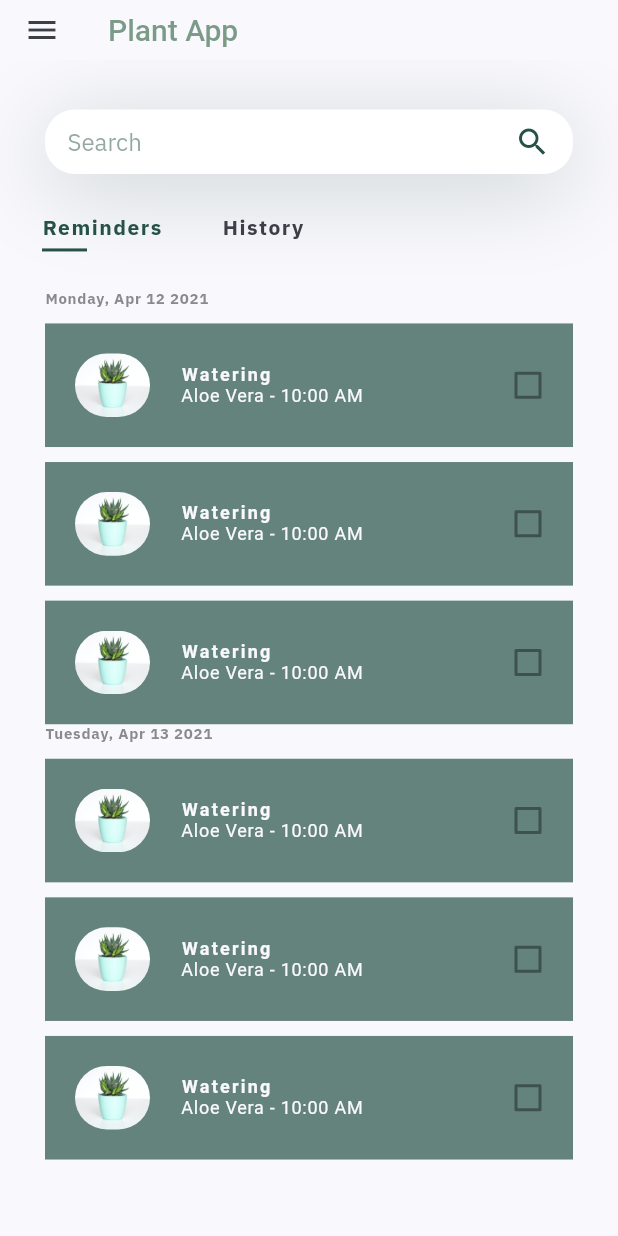
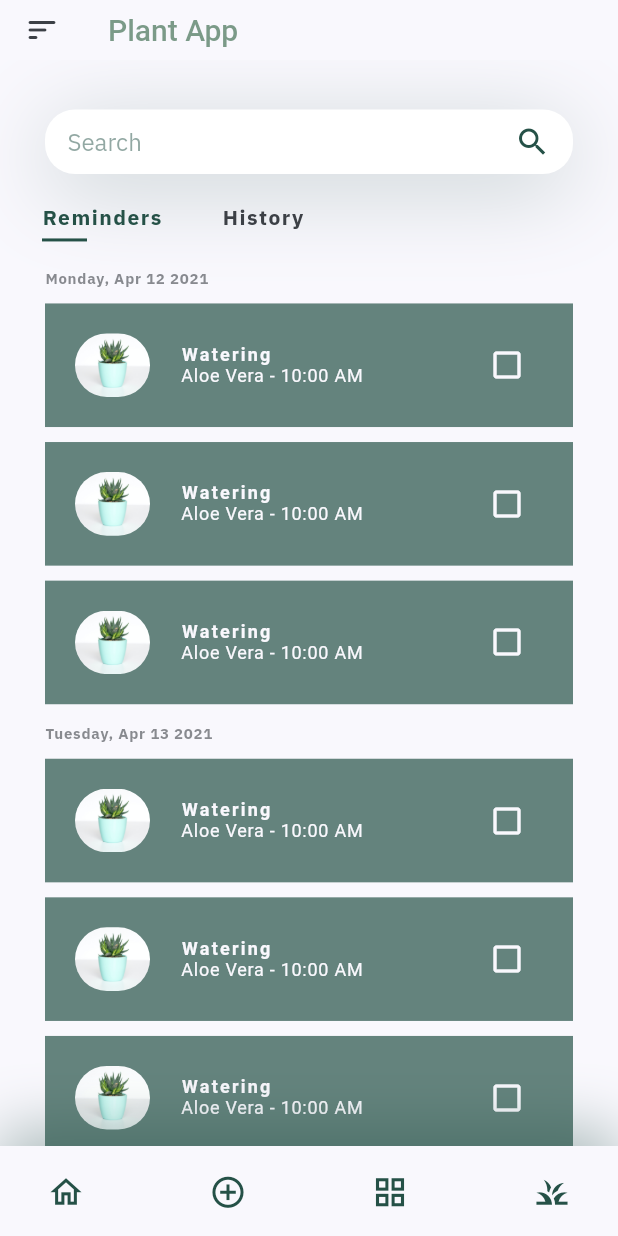
Before and after one commit to KChristelle/plant_project_summative, a Flutter app: the Reminders screen opened directly, on a phone screen of 412 x 824 dp. Run offline on Flutter 3.47's test engine with Material 2 defaults, Android fonts, the phone set to English and light mode, and no system bars; our stand-ins replace date_field, google_fonts, slider_button, sqflite, table_calendar; accounts and stored records are empty.

Commit message:
minor changes

```diff
--- a/lib/screens/details/components/plantDetails.dart
+++ b/lib/screens/details/components/plantDetails.dart
@@ -145,7 +145,7 @@ class PlantDetails extends StatelessWidget {
                   // fertilize section
                   CareOption(
                     icon: Icon(
-                      Icons.water_damage,
+                      Icons.eco_outlined,
                       size: 12,
                       color: kBackgroundColor,
                     ),
@@ -182,7 +182,7 @@ class PlantDetails extends StatelessWidget {
                       size: 12,
                       color: kBackgroundColor,
                     ),
-                    title: "Temperature",
+                    title: "Sunlight",
                     schedule: "Not Set",
                     color: sliderColor,
                     backgroundColor: sliderBackgroundColor,
--- a/lib/screens/details/components/plantImage.dart
+++ b/lib/screens/details/components/plantImage.dart
@@ -58,7 +58,7 @@ class PlantImage extends StatelessWidget {
                 ),
               ),
               child: Icon(
-                Icons.edit_rounded,
+                Icons.add_photo_alternate_rounded,
                 color: kBackgroundColor,
                 size: 16,
               ),
--- a/lib/screens/details/details.dart
+++ b/lib/screens/details/details.dart
@@ -33,6 +33,7 @@ class PlantProfile extends StatelessWidget {
           ],
         ),
       ),
+      // bottomNavigationBar: BottomNavBar(),
     );
   }
 }
--- a/lib/screens/home/homePage.dart
+++ b/lib/screens/home/homePage.dart
@@ -4,6 +4,7 @@ import 'package:plant_growth_tracking_app/screens/details/details.dart';
 import 'package:plant_growth_tracking_app/screens/home/components/body.dart';
 import 'package:plant_growth_tracking_app/screens/home/viewPlants.dart';
 import 'package:plant_growth_tracking_app/screens/login/landingPage.dart';
+import 'package:plant_growth_tracking_app/screens/reminders/reminders.dart';
 import '../../data/user.dart';
 import '../../data/db_functions.dart';
 
@@ -78,6 +79,10 @@ class AppBarHome extends StatelessWidget {
         ),
       ),
       iconTheme: IconThemeData(color: kTextColor),
+      leading: IconButton(
+        icon: Icon(Icons.sort_rounded),
+        onPressed: () => Scaffold.of(context).openDrawer(),
+      ),
     );
   }
 }
@@ -87,11 +92,12 @@ class BottomNavBar extends StatelessWidget {
   Widget build(BuildContext context) {
     return Container(
       padding: EdgeInsets.only(
-        left: kDefaultPadding * 2,
-        right: kDefaultPadding * 2,
-        bottom: kDefaultPadding,
+        top: kDefaultPadding / 2,
+        left: kDefaultPadding,
+        right: kDefaultPadding,
+        bottom: kDefaultPadding / 2,
       ),
-      height: 80,
+      height: 60,
       decoration: BoxDecoration(
         color: kBackgroundColor,
         boxShadow: [
@@ -111,13 +117,20 @@ class BottomNavBar extends StatelessWidget {
               color: kPrimaryColor,
               size: 25,
             ),
-            onPressed: () {},
+            onPressed: () {
+              Navigator.push(
+                context,
+                MaterialPageRoute(
+                  builder: (context) => HomePage(),
+                ),
+              );
+            },
           ),
           IconButton(
             icon: Icon(
-              Icons.add_circle,
+              Icons.add_circle_outline,
               color: kPrimaryColor,
-              size: 35,
+              size: 25,
             ),
             onPressed: () {
               Navigator.push(
@@ -130,11 +143,34 @@ class BottomNavBar extends StatelessWidget {
           ),
           IconButton(
             icon: Icon(
-              Icons.favorite_outline,
+              Icons.grid_view,
               color: kPrimaryColor,
               size: 25,
             ),
-            onPressed: () {},
+            onPressed: () {
+              Navigator.push(
+                context,
+                MaterialPageRoute(
+                  builder: (context) => ViewPlants(),
+                ),
+              );
+            },
+          ),
+          IconButton(
+            icon: Icon(
+              // Icons.local_florist_outlined,
+              Icons.grass_outlined,
+              color: kPrimaryColor,
+              size: 25,
+            ),
+            onPressed: () {
+              Navigator.push(
+                context,
+                MaterialPageRoute(
+                  builder: (context) => Reminders(),
+                ),
+              );
+            },
           ),
         ],
       ),
@@ -152,7 +188,7 @@ class _DrawerHomeState extends State<DrawerHome> {
   Widget build(BuildContext context) {
     return Theme(
       data: Theme.of(context).copyWith(
-        canvasColor: darkGreen,
+        canvasColor: kPrimaryColor,
       ),
       child: Drawer(
         child: ListView(
--- a/lib/screens/plantManager/plantManager.dart
+++ b/lib/screens/plantManager/plantManager.dart
@@ -29,6 +29,7 @@ class PlantManager extends StatelessWidget {
           ],
         ),
       ),
+      bottomNavigationBar: BottomNavBar(),
     );
   }
 }
--- a/lib/screens/reminders/components/checklistCard.dart
+++ b/lib/screens/reminders/components/checklistCard.dart
@@ -70,18 +70,10 @@ class ChecklistCard extends StatelessWidget {
             ),
           ),
           Spacer(),
-          Container(
-            width: kDefaultPadding,
-            height: kDefaultPadding,
-            // decoration: BoxDecoration(
-            //   color: kBackgroundColor,
-            // ),
-            child: Checkbox(
-              checkColor: kBackgroundColor,
-              activeColor: kBackgroundColor,
-              value: false,
-              onChanged: null,
-            ),
+          IconButton(
+            color: kBackgroundColor,
+            icon: Icon(Icons.check_box_outline_blank_outlined),
+            onPressed: () {},
           ),
         ],
       ),
--- a/lib/screens/reminders/components/topnav.dart
+++ b/lib/screens/reminders/components/topnav.dart
@@ -15,7 +15,7 @@ class _TitleBarState extends State<TitleBar> {
   @override
   Widget build(BuildContext context) {
     return Padding(
-      padding: const EdgeInsets.symmetric(vertical: 20.0, horizontal: 8),
+      padding: const EdgeInsets.only(top: 20, left: 8, right: 8),
       child: SizedBox(
         height: 30,
         child: ListView.builder(
--- a/lib/screens/reminders/reminders.dart
+++ b/lib/screens/reminders/reminders.dart
@@ -2,6 +2,7 @@ import 'package:flutter/material.dart';
 import 'package:plant_growth_tracking_app/data/data.dart';
 import 'package:plant_growth_tracking_app/resources/constants.dart';
 import 'package:plant_growth_tracking_app/screens/home/components/header.dart';
+import 'package:plant_growth_tracking_app/screens/home/components/recommends.dart';
 import 'package:plant_growth_tracking_app/screens/home/homePage.dart';
 import 'package:plant_growth_tracking_app/screens/reminders/components/checklistCard.dart';
 import 'package:plant_growth_tracking_app/screens/reminders/components/topnav.dart';
@@ -29,16 +30,15 @@ class _RemindersState extends State<Reminders> {
         ),
       ),
       drawer: DrawerHome(),
-      body: Container(
+      body: SingleChildScrollView(
+        scrollDirection: Axis.vertical,
+        child: Container(
           child: Column(
             children: [
               SizedBox(
                 height: size.height * 0.04,
               ),
               SearchBar(),
-            SizedBox(
-              height: kDefaultPadding / 3,
-            ),
               TitleBar(),
               DayPicker(
                 date: "Monday, Apr 12 2021",
@@ -46,9 +46,14 @@ class _RemindersState extends State<Reminders> {
               DayPicker(
                 date: "Tuesday, Apr 13 2021",
               ),
+              DayPicker(
+                date: "Wednesday, Apr 14 2021",
+              ),
             ],
           ),
         ),
+      ),
+      bottomNavigationBar: BottomNavBar(),
     );
   }
 }
@@ -65,6 +70,7 @@ class DayPicker extends StatelessWidget {
             Container(
               margin: EdgeInsets.only(
                 left: kDefaultPadding * 1.5,
+                top: kDefaultPadding / 1.5,
               ),
               child: Text(
                 date,
```
Also changed, not shown: lib/main.dart (+10 -1 lines), lib/screens/home/explorePage.dart (+11 -11 lines), lib/screens/home/viewPlants.dart (+11 -11 lines), 4 other files. Lines whose indentation alone changed are shown as unchanged.
